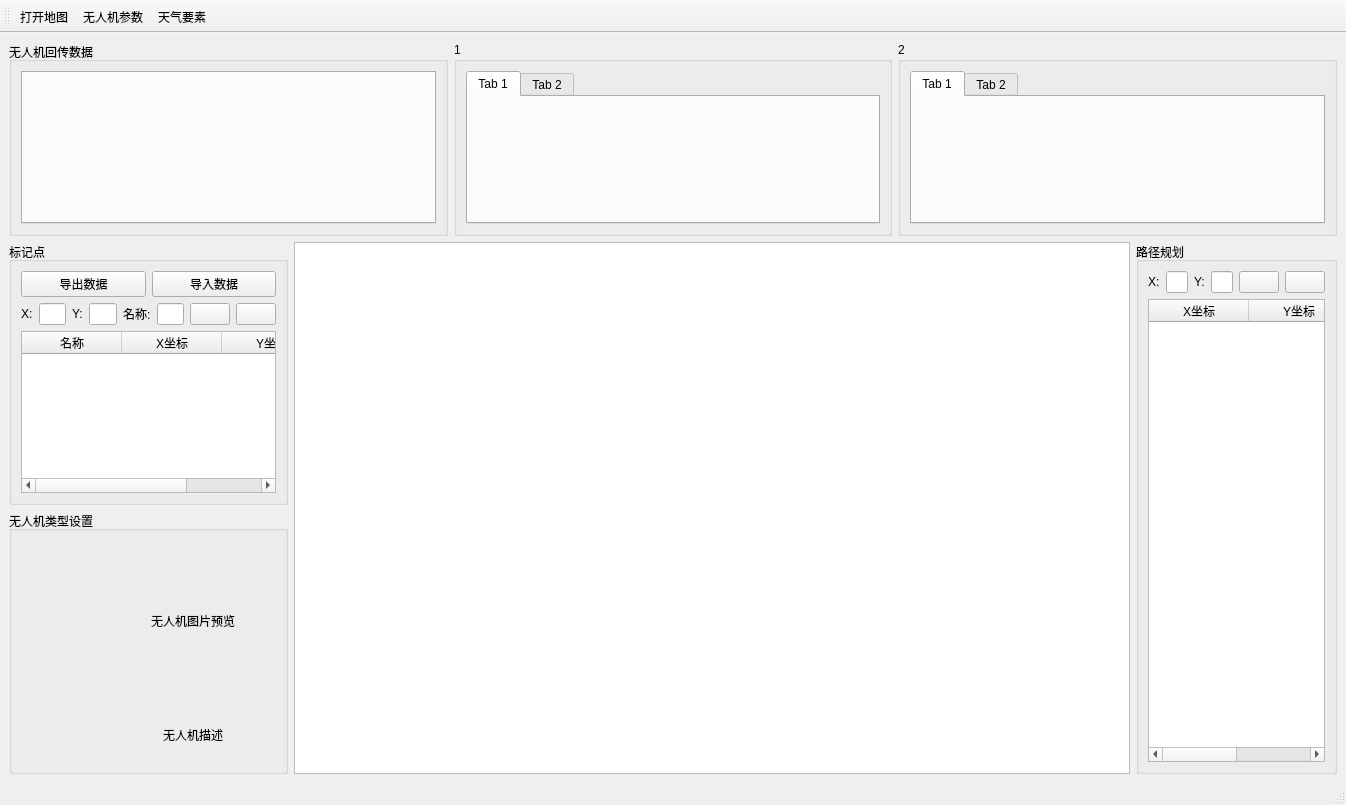
Old version of the form UAV/UAVServer/mainwindow.ui in the repository zt900403/UAV.
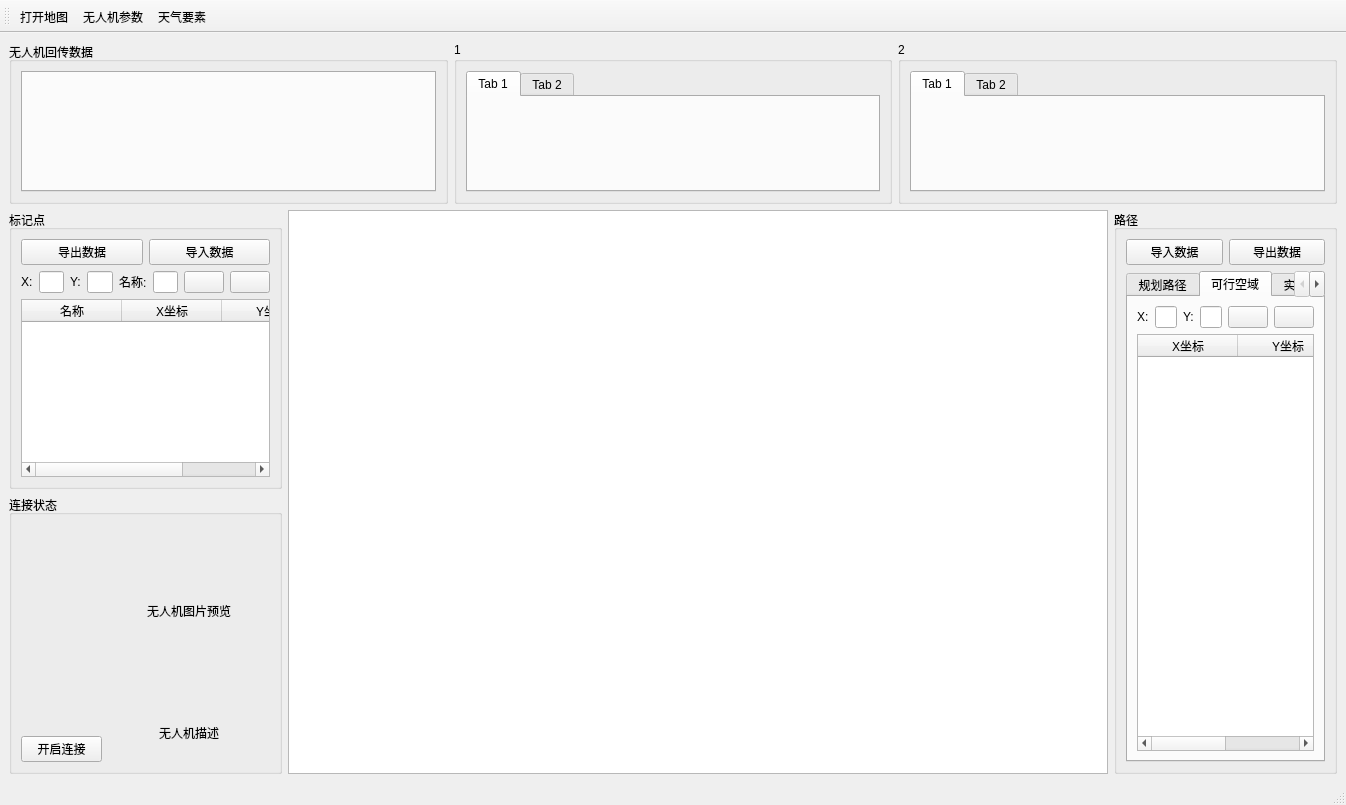
New version of the form. The open tabs and pages were chosen to show the change. Icons and pictures are not drawn. Custom widgets are drawn as their Qt base class.

Commit message: redesign server

The edit to the form file:
```diff
--- a/UAV/UAVServer/mainwindow.ui
+++ b/UAV/UAVServer/mainwindow.ui
@@ -190,7 +190,7 @@
         <item>
          <widget class="QGroupBox" name="uavTypeDataGroup">
           <property name="title">
-           <string>无人机类型设置</string>
+           <string>连接状态</string>
           </property>
           <layout class="QHBoxLayout" name="horizontalLayout" stretch="2,4">
            <item>
@@ -205,6 +205,17 @@
                </property>
               </widget>
              </item>
+             <item>
+              <widget class="QPushButton" name="openServerBtn">
+               <property name="text">
+                <string>开启连接</string>
+               </property>
+               <property name="icon">
+                <iconset resource="qavserver.qrc">
+                 <normaloff>:/images/icos/disconnected.png</normaloff>:/images/icos/disconnected.png</iconset>
+               </property>
+              </widget>
+             </item>
             </layout>
            </item>
            <item>
@@ -245,10 +256,46 @@
       <item>
        <widget class="QGroupBox" name="groupBox_5">
         <property name="title">
-         <string>路径规划</string>
+         <string>路径</string>
         </property>
         <layout class="QVBoxLayout" name="verticalLayout_8">
          <item>
+          <layout class="QHBoxLayout" name="horizontalLayout_7">
+           <item>
+            <widget class="QPushButton" name="importPathAirspaceBtn">
+             <property name="text">
+              <string>导入数据</string>
+             </property>
+             <property name="icon">
+              <iconset resource="qavserver.qrc">
+               <normaloff>:/images/icos/import.png</normaloff>:/images/icos/import.png</iconset>
+             </property>
+            </widget>
+           </item>
+           <item>
+            <widget class="QPushButton" name="exportPathAirspaceBtn">
+             <property name="text">
+              <string>导出数据</string>
+             </property>
+             <property name="icon">
+              <iconset>
+               <normaloff>images/icos/export.png</normaloff>images/icos/export.png</iconset>
+             </property>
+            </widget>
+           </item>
+          </layout>
+         </item>
+         <item>
+          <widget class="QTabWidget" name="tabWidget">
+           <property name="currentIndex">
+            <number>0</number>
+           </property>
+           <widget class="QWidget" name="tab">
+            <attribute name="title">
+             <string>规划路径</string>
+            </attribute>
+            <layout class="QVBoxLayout" name="verticalLayout_10">
+             <item>
           <layout class="QHBoxLayout" name="horizontalLayout_4">
            <item>
             <widget class="QLabel" name="label">
@@ -306,6 +353,98 @@
              <string>Y坐标</string>
             </property>
            </column>
+              </widget>
+             </item>
+            </layout>
+           </widget>
+           <widget class="QWidget" name="tab_2">
+            <attribute name="title">
+             <string>可行空域</string>
+            </attribute>
+            <layout class="QVBoxLayout" name="verticalLayout_11">
+             <item>
+              <layout class="QHBoxLayout" name="horizontalLayout_8">
+               <item>
+                <widget class="QLabel" name="label_6">
+                 <property name="text">
+                  <string>X:</string>
+                 </property>
+                </widget>
+               </item>
+               <item>
+                <widget class="QLineEdit" name="airspaceXLineEdit"/>
+               </item>
+               <item>
+                <widget class="QLabel" name="label_7">
+                 <property name="text">
+                  <string>Y:</string>
+                 </property>
+                </widget>
+               </item>
+               <item>
+                <widget class="QLineEdit" name="airspaceYLineEdit"/>
+               </item>
+               <item>
+                <widget class="QPushButton" name="addAirspaceBtn">
+                 <property name="text">
+                  <string/>
+                 </property>
+                 <property name="icon">
+                  <iconset resource="qavserver.qrc">
+                   <normaloff>:/images/icos/add.ico</normaloff>:/images/icos/add.ico</iconset>
+                 </property>
+                </widget>
+               </item>
+               <item>
+                <widget class="QPushButton" name="delAirspaceBtn">
+                 <property name="text">
+                  <string/>
+                 </property>
+                 <property name="icon">
+                  <iconset resource="qavserver.qrc">
+                   <normaloff>:/images/icos/minus.ico</normaloff>:/images/icos/minus.ico</iconset>
+                 </property>
+                </widget>
+               </item>
+              </layout>
+             </item>
+             <item>
+              <widget class="QTableWidget" name="airspaceTableWidget">
+               <column>
+                <property name="text">
+                 <string>X坐标</string>
+                </property>
+               </column>
+               <column>
+                <property name="text">
+                 <string>Y坐标</string>
+                </property>
+               </column>
+              </widget>
+             </item>
+            </layout>
+           </widget>
+           <widget class="QWidget" name="tab_3">
+            <attribute name="title">
+             <string>实际飞行路径</string>
+            </attribute>
+            <layout class="QVBoxLayout" name="verticalLayout_12">
+             <item>
+              <widget class="QTableWidget" name="realPathTableWidget">
+               <column>
+                <property name="text">
+                 <string>X坐标</string>
+                </property>
+               </column>
+               <column>
+                <property name="text">
+                 <string>Y坐标</string>
+                </property>
+               </column>
+              </widget>
+             </item>
+            </layout>
+           </widget>
           </widget>
          </item>
         </layout>
```
Left out of the diff: 8 changed lines with no effect on the pictures. Lines whose indentation alone changed are shown as unchanged. The commit also changes 16 other files.
